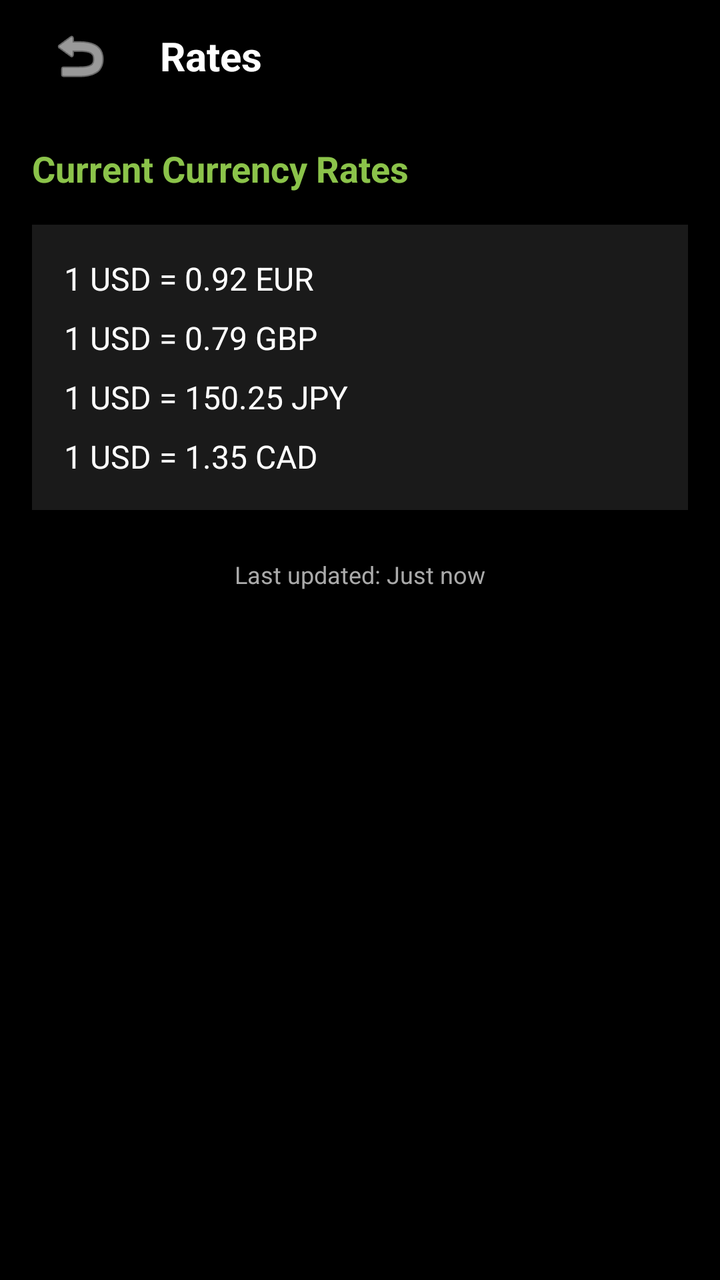
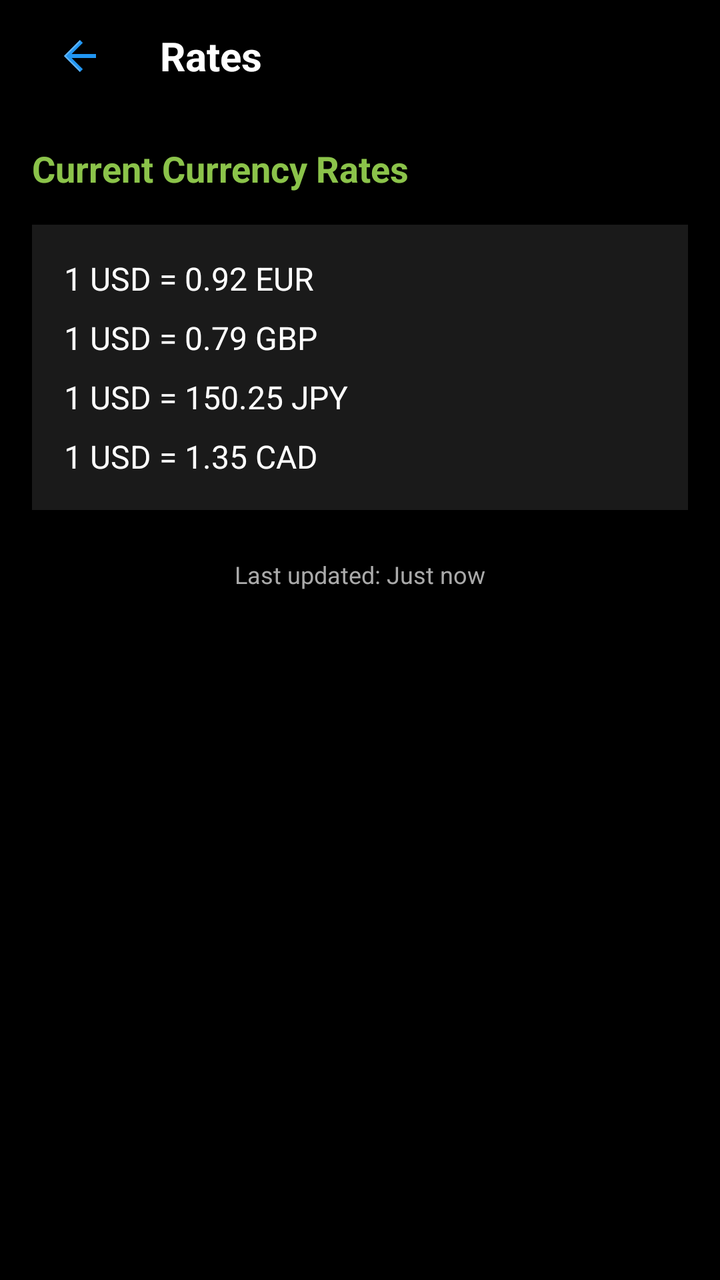

The first picture is an Android layout as it rendered before a commit; the second is the same layout after the commit. The layout source and the unified diff follow.
<!-- AndroidManifest.xml: activity theme Theme.MyCalendar2026SAR -->
<!-- res/layout/activity_rates.xml -->
<?xml version="1.0" encoding="utf-8"?>
<androidx.constraintlayout.widget.ConstraintLayout xmlns:android="http://schemas.android.com/apk/res/android"
    xmlns:app="http://schemas.android.com/apk/res-auto"
    xmlns:tools="http://schemas.android.com/tools"
    android:layout_width="match_parent"
    android:layout_height="match_parent"
    android:background="#000000">

    <LinearLayout
        android:id="@+id/ratesTopBar"
        android:layout_width="match_parent"
        android:layout_height="56dp"
        android:gravity="center_vertical"
        android:orientation="horizontal"
        android:paddingStart="16dp"
        android:paddingEnd="16dp"
        app:layout_constraintTop_toTopOf="parent">

        <ImageButton
            android:id="@+id/ratesBackButton"
            android:layout_width="48dp"
            android:layout_height="48dp"
            android:background="?attr/selectableItemBackgroundBorderless"
            android:contentDescription="Back"
            android:src="@android:drawable/ic_menu_revert"
            app:tint="@color/white" />

        <TextView
            android:layout_width="0dp"
            android:layout_height="wrap_content"
            android:layout_marginStart="16dp"
            android:layout_weight="1"
            android:text="Rates"
            android:textColor="@color/white"
            android:textSize="20sp"
            android:textStyle="bold" />
    </LinearLayout>

    <ScrollView
        android:layout_width="match_parent"
        android:layout_height="0dp"
        app:layout_constraintBottom_toBottomOf="parent"
        app:layout_constraintTop_toBottomOf="@id/ratesTopBar">

        <LinearLayout
            android:layout_width="match_parent"
            android:layout_height="wrap_content"
            android:orientation="vertical"
            android:padding="16dp">

            <TextView
                android:layout_width="wrap_content"
                android:layout_height="wrap_content"
                android:text="Current Currency Rates"
                android:textColor="@color/light_green"
                android:textSize="18sp"
                android:textStyle="bold"
                android:layout_marginBottom="16dp"/>

            <LinearLayout
                android:layout_width="match_parent"
                android:layout_height="wrap_content"
                android:background="@color/card_dark"
                android:orientation="vertical"
                android:padding="16dp">

                <TextView
                    android:layout_width="match_parent"
                    android:layout_height="wrap_content"
                    android:text="1 USD = 0.92 EUR"
                    android:textColor="@color/white"
                    android:textSize="16sp"
                    android:layout_marginBottom="8dp"/>

                <TextView
                    android:layout_width="match_parent"
                    android:layout_height="wrap_content"
                    android:text="1 USD = 0.79 GBP"
                    android:textColor="@color/white"
                    android:textSize="16sp"
                    android:layout_marginBottom="8dp"/>

                <TextView
                    android:layout_width="match_parent"
                    android:layout_height="wrap_content"
                    android:text="1 USD = 150.25 JPY"
                    android:textColor="@color/white"
                    android:textSize="16sp"
                    android:layout_marginBottom="8dp"/>

                <TextView
                    android:layout_width="match_parent"
                    android:layout_height="wrap_content"
                    android:text="1 USD = 1.35 CAD"
                    android:textColor="@color/white"
                    android:textSize="16sp"/>

            </LinearLayout>

            <TextView
                android:layout_width="match_parent"
                android:layout_height="wrap_content"
                android:layout_marginTop="24dp"
                android:text="Last updated: Just now"
                android:textColor="@color/text_secondary"
                android:textSize="12sp"
                android:gravity="center"/>

        </LinearLayout>
    </ScrollView>

</androidx.constraintlayout.widget.ConstraintLayout>
<!-- resources referenced by this layout -->
<resources>
  <color name="card_dark">#1A1A1A</color>
  <color name="light_green">#8BC34A</color>
  <color name="text_secondary">#AAAAAA</color>
  <color name="white">#FFFFFFFF</color>
  <style name="Theme.MyCalendar2026SAR" parent="Theme.MaterialComponents.DayNight.NoActionBar">
          
          <item name="colorPrimary">@color/light_green</item>
          <item name="colorPrimaryVariant">@color/hunter_green</item>
          <item name="colorOnPrimary">@color/white</item>
          
          <item name="colorSecondary">@color/teal_200</item>
          <item name="colorSecondaryVariant">@color/teal_700</item>
          <item name="colorOnSecondary">@color/black</item>
          
          <item name="android:statusBarColor">?attr/colorPrimaryVariant</item>
  
          <item name="colorControlActivated">@color/light_green</item>
  
          <item name="android:listPreferredItemPaddingStart">8dp</item>
          <item name="android:listPreferredItemPaddingEnd">8dp</item>
          <item name="android:textAppearanceLargePopupMenu">@style/CustomMenuTextAppearance</item>
          <item name="android:textAppearanceSmallPopupMenu">@style/CustomMenuTextAppearance</item>
          <item name="android:popupMenuStyle">@style/CustomPopupMenuStyle</item>
  
          
          <item name="materialAlertDialogTheme">@style/CustomAlertDialogTheme</item>
          <item name="alertDialogTheme">@style/CustomAlertDialogTheme</item>
      </style>
  <color name="hunter_green">#355E3B</color>
  <color name="teal_200">#FF03DAC5</color>
  <color name="teal_700">#FF018786</color>
  <color name="black">#FF000000</color>
  <style name="CustomMenuTextAppearance" parent="TextAppearance.AppCompat.Widget.PopupMenu.Large">
          <item name="android:textSize">@dimen/_10ssp</item>
          <item name="android:textColor">@color/white</item>
      </style>
  <style name="CustomPopupMenuStyle" parent="Widget.AppCompat.PopupMenu">
          <item name="android:minWidth">@dimen/_110sdp</item>
      </style>
  <style name="CustomAlertDialogTheme" parent="ThemeOverlay.MaterialComponents.MaterialAlertDialog">
          <item name="colorPrimary">@color/light_green</item>
          <item name="colorAccent">@color/light_green</item>
          <item name="colorSecondary">@color/light_green</item>
          <item name="android:textColorPrimary">@color/white</item>
          
          <item name="buttonBarPositiveButtonStyle">@style/GreenButtonStyle</item>
          <item name="buttonBarNegativeButtonStyle">@style/GreenButtonStyle</item>
          <item name="buttonBarNeutralButtonStyle">@style/GreenButtonStyle</item>
      </style>
  <style name="GreenButtonStyle" parent="Widget.MaterialComponents.Button.TextButton">
          <item name="android:textColor">@color/light_green</item>
      </style>
</resources>

<!-- the commit's change to res/layout/activity_rates.xml (unified diff, before → after) -->
@@ -22,8 +22,7 @@
             android:layout_height="48dp"
             android:background="?attr/selectableItemBackgroundBorderless"
             android:contentDescription="Back"
-            android:src="@android:drawable/ic_menu_revert"
-            app:tint="@color/white" />
+            android:src="@drawable/ic_back_color" />
 
         <TextView
             android:layout_width="0dp"
<!-- resource entries referenced after the edit -->
@@ -4,6 +4,21 @@
   <color name="light_green">#8BC34A</color>
   <color name="text_secondary">#AAAAAA</color>
   <color name="white">#FFFFFFFF</color>
+  <!-- drawable ic_back_color (drawable) -->
+  <vector xmlns:android="http://schemas.android.com/apk/res/android"
+      android:width="24dp"
+      android:height="24dp"
+      android:viewportWidth="24"
+      android:viewportHeight="24">
+      
+      <path
+          android:fillColor="#2196F3"
+          android:pathData="M20,11H7.83l5.59,-5.59L12,4l-8,8 8,8 1.41,-1.41L7.83,13H20v-2z" />
+      
+      <path
+          android:fillColor="#64B5F6"
+          android:pathData="M12,4l-8,8l8,8v-1l-7,-7l7,-7V4z" />
+  </vector>
   <style name="Theme.MyCalendar2026SAR" parent="Theme.MaterialComponents.DayNight.NoActionBar">
           
           <item name="colorPrimary">@color/light_green</item>
